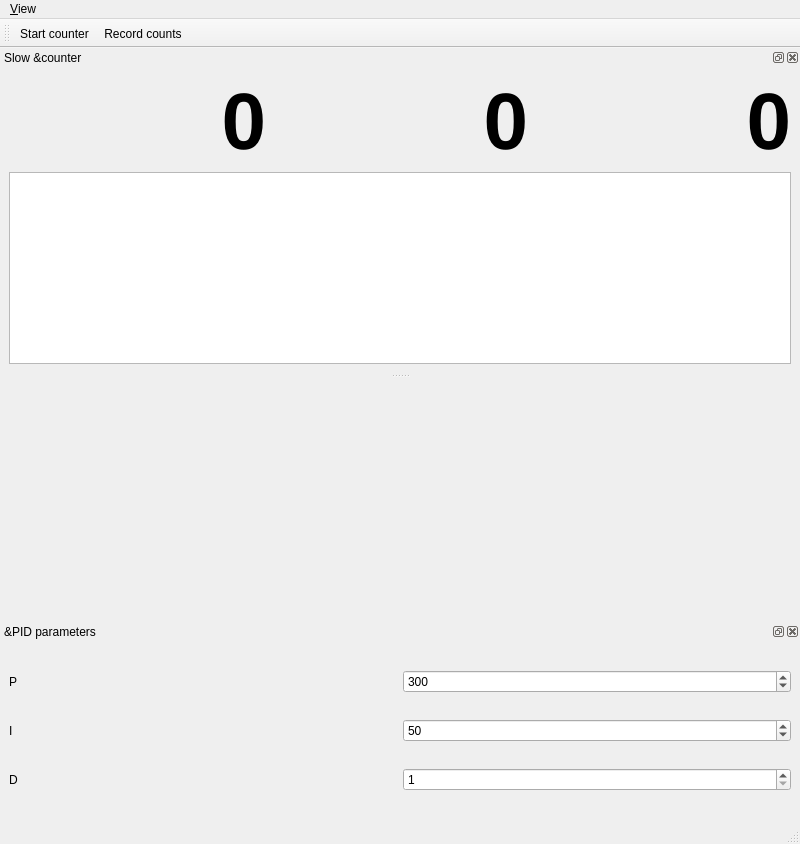
The window that gui/pidgui/ui_pid_control.ui (Ulm-IQO/qudi) describes before a commit, drawn with Qt 5.
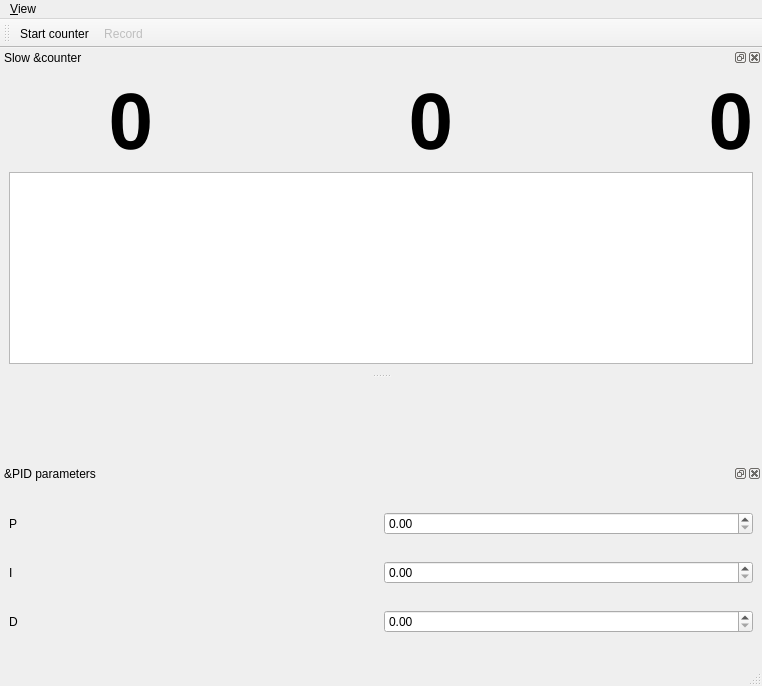
The same window after the commit. Icons and pictures are not drawn. Custom widgets are drawn as their Qt base class.

Commit message: pid actually works?

```diff
--- a/gui/pidgui/ui_pid_control.ui
+++ b/gui/pidgui/ui_pid_control.ui
@@ -6,8 +6,8 @@
    <rect>
     <x>0</x>
     <y>0</y>
-    <width>800</width>
-    <height>844</height>
+    <width>762</width>
+    <height>686</height>
    </rect>
   </property>
   <property name="windowTitle">
@@ -19,7 +19,7 @@
     <rect>
      <x>0</x>
      <y>0</y>
-     <width>800</width>
+     <width>762</width>
      <height>30</height>
     </rect>
    </property>
@@ -52,27 +52,7 @@
    </attribute>
    <widget class="QWidget" name="dockWidgetContents">
     <layout class="QGridLayout" name="gridLayout">
-     <item row="0" column="0">
-      <widget class="QLabel" name="process_value_Label">
-       <property name="font">
-        <font>
-         <pointsize>60</pointsize>
-         <weight>75</weight>
-         <bold>true</bold>
-        </font>
-       </property>
-       <property name="text">
-        <string>0</string>
-       </property>
-       <property name="alignment">
-        <set>Qt::AlignRight|Qt::AlignTrailing|Qt::AlignVCenter</set>
-       </property>
-      </widget>
-     </item>
-     <item row="1" column="0" colspan="3">
-      <widget class="PlotWidget" name="trace_PlotWidget"/>
-     </item>
-     <item row="0" column="2">
+     <item row="0" column="4">
       <widget class="QLabel" name="control_value_Label">
        <property name="font">
         <font>
@@ -89,7 +69,7 @@
        </property>
       </widget>
      </item>
-     <item row="0" column="1">
+     <item row="0" column="2">
       <widget class="QLabel" name="setpoint_value_Label">
        <property name="font">
         <font>
@@ -106,6 +86,58 @@
        </property>
       </widget>
      </item>
+     <item row="1" column="0" colspan="5">
+      <widget class="PlotWidget" name="trace_PlotWidget"/>
+     </item>
+     <item row="0" column="0">
+      <widget class="QLabel" name="process_value_Label">
+       <property name="font">
+        <font>
+         <pointsize>60</pointsize>
+         <weight>75</weight>
+         <bold>true</bold>
+        </font>
+       </property>
+       <property name="text">
+        <string>0</string>
+       </property>
+       <property name="alignment">
+        <set>Qt::AlignRight|Qt::AlignTrailing|Qt::AlignVCenter</set>
+       </property>
+      </widget>
+     </item>
+     <item row="0" column="1">
+      <spacer name="horizontalSpacer">
+       <property name="orientation">
+        <enum>Qt::Horizontal</enum>
+       </property>
+       <property name="sizeType">
+        <enum>QSizePolicy::Fixed</enum>
+       </property>
+       <property name="sizeHint" stdset="0">
+        <size>
+         <width>40</width>
+         <height>20</height>
+        </size>
+       </property>
+      </spacer>
+     </item>
+     <item row="0" column="3">
+      <spacer name="horizontalSpacer_2">
+       <property name="orientation">
+        <enum>Qt::Horizontal</enum>
+       </property>
+       <property name="sizeType">
+        <enum>QSizePolicy::Fixed</enum>
+       </property>
+       <property name="sizeHint" stdset="0">
+        <size>
+         <width>40</width>
+         <height>20</height>
+        </size>
+       </property>
+      </spacer>
+     </item>
     </layout>
    </widget>
   </widget>
@@ -137,22 +169,6 @@
        </property>
       </widget>
      </item>
-     <item row="0" column="1">
-      <widget class="QSpinBox" name="P_SpinBox">
-       <property name="minimum">
-        <number>1</number>
-       </property>
-       <property name="maximum">
-        <number>1000000</number>
-       </property>
-       <property name="singleStep">
-        <number>10</number>
-       </property>
-       <property name="value">
-        <number>300</number>
-       </property>
-      </widget>
-     </item>
      <item row="1" column="0">
       <widget class="QLabel" name="labelI">
        <property name="text">
@@ -160,22 +176,6 @@
        </property>
       </widget>
      </item>
-     <item row="1" column="1">
-      <widget class="QSpinBox" name="I_SpinBox">
-       <property name="minimum">
-        <number>1</number>
-       </property>
-       <property name="maximum">
-        <number>1000000</number>
-       </property>
-       <property name="singleStep">
-        <number>10</number>
-       </property>
-       <property name="value">
-        <number>50</number>
-       </property>
-      </widget>
-     </item>
      <item row="2" column="0">
       <widget class="QLabel" name="labelD">
        <property name="toolTip">
@@ -188,28 +188,28 @@
        </property>
       </widget>
      </item>
+     <item row="0" column="1">
+      <widget class="QDoubleSpinBox" name="P_DoubleSpinBox"/>
+     </item>
+     <item row="1" column="1">
+      <widget class="QDoubleSpinBox" name="I_DoubleSpinBox"/>
+     </item>
      <item row="2" column="1">
-      <widget class="QSpinBox" name="D_SpinBox">
+      <widget class="QDoubleSpinBox" name="D_DoubleSpinBox">
        <property name="toolTip">
         <string>If bigger than 1, the number of samples is averaged over the given number and then displayed. 
 Use for extremely fast counting, since all the raw data is saved. 
 Timestamps in oversampling interval are all equal to the averaging time.</string>
        </property>
-       <property name="minimum">
-        <number>1</number>
-       </property>
-       <property name="maximum">
-        <number>10000</number>
-       </property>
-       <property name="value">
-        <number>1</number>
-       </property>
       </widget>
      </item>
     </layout>
    </widget>
   </widget>
   <widget class="QToolBar" name="pid_control_ToolBar">
+   <property name="enabled">
+    <bool>true</bool>
+   </property>
    <property name="windowTitle">
     <string>Counting Controls</string>
    </property>
@@ -244,12 +244,15 @@
    <property name="checkable">
     <bool>true</bool>
    </property>
+   <property name="enabled">
+    <bool>false</bool>
+   </property>
    <property name="icon">
     <iconset>
      <normaloff>../../artwork/icons/qudiTheme/22x22/record_counter.png</normaloff>../../artwork/icons/qudiTheme/22x22/record_counter.png</iconset>
    </property>
    <property name="text">
-    <string>Record counts</string>
+    <string>Record</string>
    </property>
    <property name="toolTip">
     <string>Save count trace to file</string>
```
Left out of the diff: 8 changed lines with no effect on the pictures. The commit also changes 2 other files.
